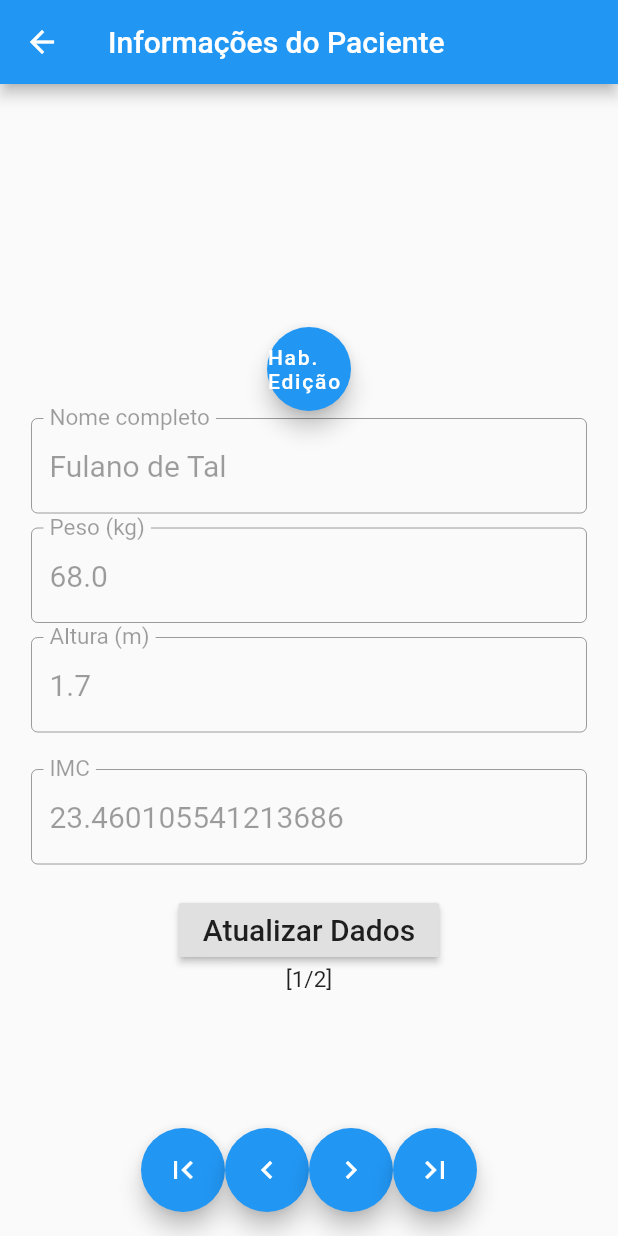
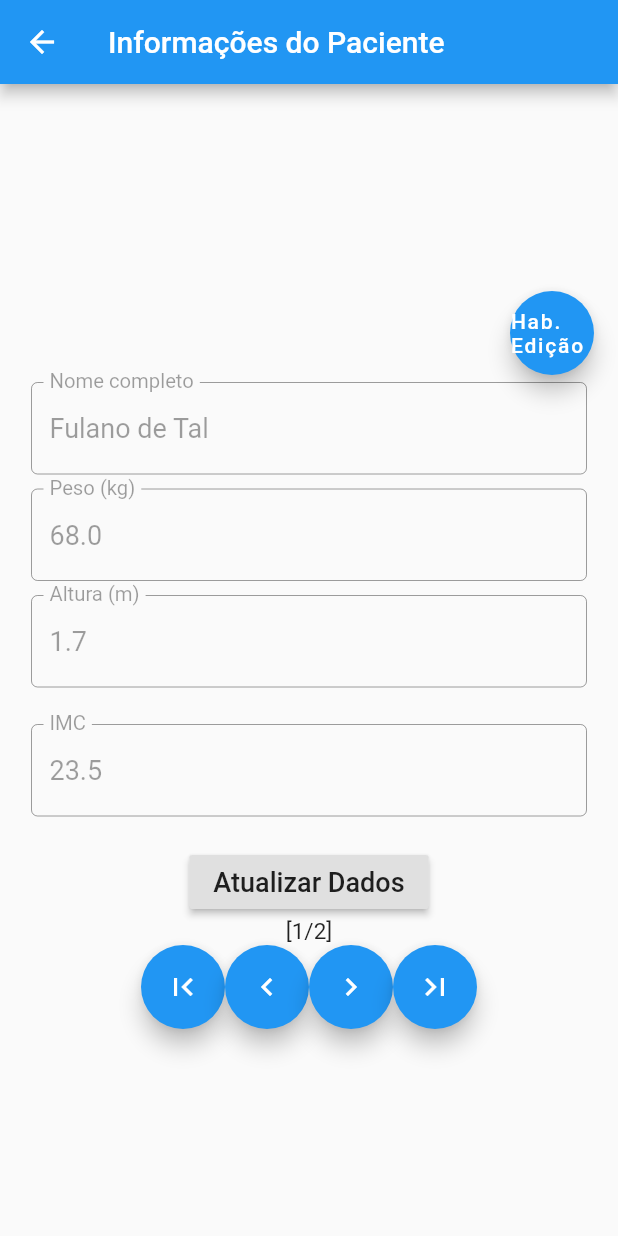
Before and after one commit to eduardo-ono/Desenvolvimento-Mobile, a Flutter app: the screen it shows after launch, in the side drawer, after a tap on "Informações do Paciente", on a phone screen of 412 x 824 dp. Run offline on Flutter 3.47's test engine with Material 2 defaults, Android fonts, the phone set to English and light mode, and no system bars.

Commit message:
aulas/aula_05/ atualizado

```diff
--- a/aulas/aula_05/lib/main.dart
+++ b/aulas/aula_05/lib/main.dart
@@ -16,8 +16,14 @@ class Paciente {
   double _altura;
   double _imc = 0;
 
+  // Construtor
   Paciente(this._peso, this._altura, [this._nome]) {
-    this._imc = 1.3 * _peso / pow(_altura, 2.5);
+    this._imc = calcularImc();
+  }
+
+  // Métodos
+  double calcularImc() {
+    return 1.3 * _peso / pow(_altura, 2.5);
   }
 }
 
@@ -83,20 +89,26 @@ class _HomePageState extends State<HomePage> {
           itemCount: lista.length,
           itemBuilder: (BuildContext context, int index) {
             return ListTile(
-              title: Text("${lista[index]._nome}"),
+              title: Text(
+                "${lista[index]._nome}",
+                style: TextStyle(fontSize: 18.0),
+              ),
+              onTap: () {},
             );
           }),
       floatingActionButton: FloatingActionButton(
         onPressed: _atualizarTela,
-        tooltip: 'Increment',
-        child: Icon(Icons.add),
-      ), // This trailing comma ma
+        tooltip: 'Atualizar',
+        child: Icon(Icons.update),
+      ),
     );
   }
 }
 
 class NavDrawer extends StatelessWidget {
+  // Atributos
   final List lista;
+  final double _fontSize = 17.0;
 
   // Construtor
   NavDrawer(this.lista);
@@ -116,49 +128,64 @@ class NavDrawer extends StatelessWidget {
             decoration: BoxDecoration(color: Colors.blueGrey),
           ),
           ListTile(
-            leading: Icon(Icons.person_add),
-            title: Text("Informações do Paciente"),
+            leading: Icon(Icons.person),
+            title: Text(
+              "Informações do Paciente",
+              style: TextStyle(fontSize: _fontSize),
+            ),
+            onTap: () {
+              Navigator.pop(context); // Fecha o Drawer
+              Navigator.push(
+                context,
+                MaterialPageRoute(
+                  builder: (context) => TelaInformacoesDoPaciente(lista),
+                ),
+              );
+            },
+          ),
+          ListTile(
+            leading: Icon(Icons.person_search),
+            title: Text(
+              "Buscar por um Paciente",
+              style: TextStyle(fontSize: _fontSize),
+            ),
             onTap: () {
               Navigator.pop(context);
               Navigator.push(
                 context,
                 MaterialPageRoute(
-                    builder: (context) => TelaInformacoesDoPaciente(lista)),
+                  builder: (context) => TelaBuscarPorPaciente(),
+                ),
               );
             },
           ),
           ListTile(
-            leading: Icon(Icons.person_search),
-            title: Text("Busca por Paciente"),
+            leading: Icon(Icons.person_add_alt_1_sharp),
+            title: Text(
+              "Cadastrar um Novo Paciente",
+              style: TextStyle(fontSize: _fontSize),
+            ),
             onTap: () {
               Navigator.pop(context);
               Navigator.push(
                 context,
                 MaterialPageRoute(
-                    builder: (context) => TelaBuscarPorPaciente()),
-              );
-            },
+                  builder: (context) => TelaCadastrarPaciente(lista),
                 ),
-          ListTile(
-            leading: Icon(Icons.person_add_alt_1_sharp),
-            title: Text("Cadastrar Paciente"),
-            onTap: () {
-              Navigator.pop(context);
-              Navigator.push(
-                context,
-                MaterialPageRoute(
-                    builder: (context) => TelaCadastrarPaciente(lista)),
               );
             },
           ),
           Container(
             padding: EdgeInsets.all(20.0),
           ),
-          Container(
+          Align(
             alignment: Alignment.bottomCenter,
             child: ListTile(
-              leading: Icon(Icons.person_search),
-              title: Text("Sobre"),
+              leading: Icon(Icons.face),
+              title: Text(
+                "Sobre",
+                style: TextStyle(fontSize: _fontSize),
+              ),
               onTap: () => {},
             ),
           ),
@@ -187,7 +214,7 @@ class _TelaInformacoesDoPaciente extends State<TelaInformacoesDoPaciente> {
   final List lista;
   Paciente paciente;
   int index = -1;
-  double _fontSize = 20.0;
+  double _fontSize = 18.0;
   final nomeController = TextEditingController();
   final pesoController = TextEditingController();
   final alturaController = TextEditingController();
@@ -199,16 +226,14 @@ class _TelaInformacoesDoPaciente extends State<TelaInformacoesDoPaciente> {
     if (lista.length > 0) {
       index = 0;
       paciente = lista[0];
-      _exibirRegistro(index);
+      nomeController.text = paciente._nome;
+      pesoController.text = paciente._peso.toString();
+      alturaController.text = paciente._altura.toString();
+      imcController.text = paciente._imc.toStringAsFixed(1);
     }
   }
 
   // Métodos
-  void _habilitarEdicao() {
-    _edicaoHabilitada = true;
-    setState(() {});
-  }
-
   void _exibirRegistro(index) {
     if (index >= 0 && index < lista.length) {
       this.index = index;
@@ -216,8 +241,8 @@ class _TelaInformacoesDoPaciente extends State<TelaInformacoesDoPaciente> {
       nomeController.text = paciente._nome;
       pesoController.text = paciente._peso.toString();
       alturaController.text = paciente._altura.toString();
-      imcController.text = paciente._imc.toString();
-      // setState(() {});
+      imcController.text = paciente._imc.toStringAsFixed(1);
+      setState(() {});
     }
   }
 
@@ -227,7 +252,7 @@ class _TelaInformacoesDoPaciente extends State<TelaInformacoesDoPaciente> {
       lista[index]._nome = nomeController.text;
       lista[index]._peso = pesoController.text;
       lista[index]._altura = alturaController.text;
-      lista[index]._imc = imcController.text;
+      lista[index]._imc = lista[index].calcularImc();
       setState(() {});
     }
   }
@@ -256,11 +281,17 @@ class _TelaInformacoesDoPaciente extends State<TelaInformacoesDoPaciente> {
         child: Column(
           mainAxisAlignment: MainAxisAlignment.center,
           children: <Widget>[
-            FloatingActionButton(
+            Align(
+              alignment: Alignment.topRight,
+              child: FloatingActionButton(
                 heroTag: null,
-              onPressed: () => _habilitarEdicao(),
+                onPressed: () {
+                  _edicaoHabilitada = true;
+                  setState(() {});
+                },
                 tooltip: 'Primeiro',
                 child: Text("Hab. Edição"),
+              ),
             ),
             Padding(
               padding: EdgeInsets.all(5),
@@ -331,10 +362,9 @@ class _TelaInformacoesDoPaciente extends State<TelaInformacoesDoPaciente> {
               "[${index + 1}/${lista.length}]",
               style: TextStyle(fontSize: 15.0),
             ),
-          ],
-        ),
-      ),
-      floatingActionButton: Row(
+            Align(
+              alignment: Alignment.bottomCenter,
+              child: Row(
                 mainAxisAlignment: MainAxisAlignment.center,
                 children: <FloatingActionButton>[
                   FloatingActionButton(
@@ -363,7 +393,10 @@ class _TelaInformacoesDoPaciente extends State<TelaInformacoesDoPaciente> {
                   ),
                 ],
               ),
-      floatingActionButtonLocation: FloatingActionButtonLocation.centerFloat,
+            ),
+          ],
+        ),
+      ),
     );
   }
 }
@@ -381,7 +414,7 @@ class _TelaBuscarPorPacienteState extends State<TelaBuscarPorPaciente> {
   @override
   Widget build(BuildContext context) {
     return Scaffold(
-      appBar: AppBar(),
+      appBar: AppBar(title: Text("Buscar por Paciente")),
     );
   }
 }
```
Also changed, not shown: 1 other file. Lines whose indentation alone changed are shown as unchanged.
